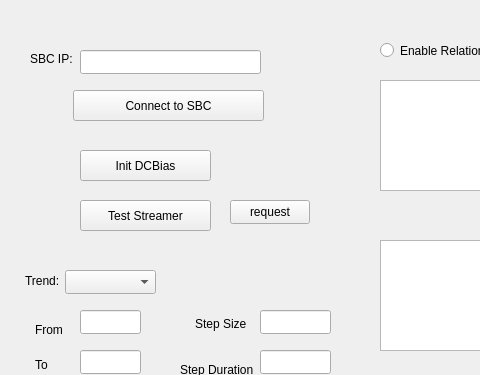
Before: the Qt Designer form autotrend.ui in MOBILionSystems/MIPS-app-MOBILion, drawn with Qt 5; both pictures show x 0 to 480 and y 0 to 375 of the 875 by 584 pixel window.
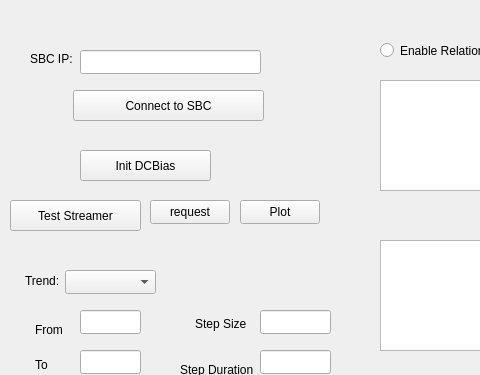
After: the same form once the commit is applied.

Commit message: Dialog and plot added for autotrend

Patch:
```diff
--- a/autotrend.ui
+++ b/autotrend.ui
@@ -347,7 +347,7 @@
   <widget class="QPushButton" name="pushButton">
    <property name="geometry">
     <rect>
-     <x>80</x>
+     <x>10</x>
      <y>200</y>
      <width>131</width>
      <height>31</height>
@@ -360,7 +360,7 @@
   <widget class="QPushButton" name="requestButton">
    <property name="geometry">
     <rect>
-     <x>230</x>
+     <x>150</x>
      <y>200</y>
      <width>80</width>
      <height>24</height>
@@ -370,6 +370,19 @@
     <string>request</string>
    </property>
   </widget>
+  <widget class="QPushButton" name="plotButton">
+   <property name="geometry">
+    <rect>
+     <x>240</x>
+     <y>200</y>
+     <width>80</width>
+     <height>24</height>
+    </rect>
+   </property>
+   <property name="text">
+    <string>Plot</string>
+   </property>
+  </widget>
  </widget>
  <resources/>
  <connections/>
```
The commit also changes 7 other files.
